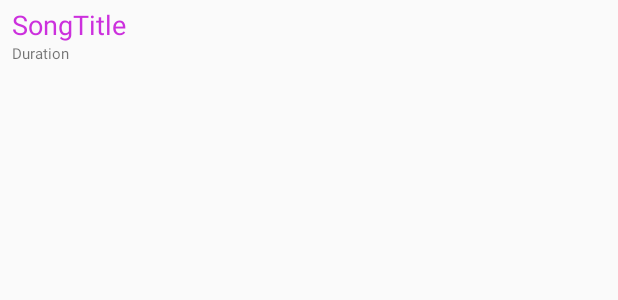
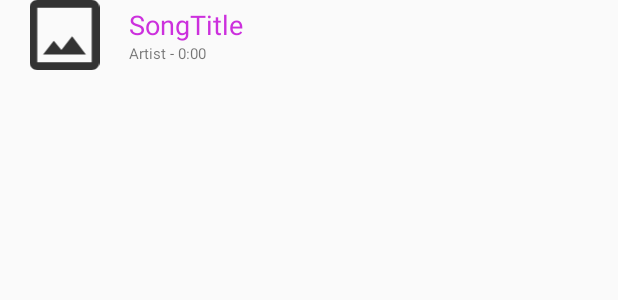
Before and after one commit to PowiBunnary/Project-MusicPlayer-Android, an Android app: the layout song_list_layout.xml on its own in the app's theme, with its tools: preview values and no code run, on a phone screen of 412 x 824 dp. Shown: the top 300 px of the screen. Run offline under Robolectric (Android 15) with nearby library versions, the phone set to English and light mode, and no system bars.

Commit message:
Update GUI

```diff
--- a/app/src/main/java/com/example/powimusicplayer/MainActivity.java
+++ b/app/src/main/java/com/example/powimusicplayer/MainActivity.java
@@ -68,7 +68,7 @@ public class MainActivity extends AppCompatActivity implements View.OnClickListe
         }
     };
 
-    private void createNotification(String songName, String songAuthor, int toggleIconId) {
+    private void createNotification(String songName, String songArtist, int toggleIconId) {
         Intent backIntent = new Intent(this, MediaService.class);
         backIntent.setAction("BACK");
         PendingIntent pIntent = PendingIntent.getService(
@@ -95,7 +95,7 @@ public class MainActivity extends AppCompatActivity implements View.OnClickListe
 
         RemoteViews view = new RemoteViews(getPackageName(), R.layout.custom_notification);
         view.setTextViewText(R.id.notification_song_title, songName);
-        view.setTextViewText(R.id.notification_song_author, songAuthor);
+        view.setTextViewText(R.id.notification_song_author, songArtist);
         view.setImageViewResource(R.id.notification_toggle, toggleIconId);
         view.setOnClickPendingIntent(R.id.notification_back, pIntent);
         view.setOnClickPendingIntent(R.id.notification_toggle, tIntent);
@@ -272,7 +272,7 @@ public class MainActivity extends AppCompatActivity implements View.OnClickListe
     public void updateNotification() {
         createNotification(
                 mediaService.getCurrentSong().getName(),
-                mediaService.getCurrentSong().getName(),
+                mediaService.getCurrentSong().getArtist(),
                 mediaService.getMediaPlayer().isPlaying() ?
                         R.drawable.ic_pause_button :
                         R.drawable.ic_play_button);
--- /dev/null
+++ b/app/src/main/res/drawable-anydpi/ic_no_image.xml
@@ -0,0 +1,13 @@
+<vector xmlns:android="http://schemas.android.com/apk/res/android"
+    android:width="24dp"
+    android:height="24dp"
+    android:viewportWidth="18"
+    android:viewportHeight="18"
+    android:tint="#333333">
+  <group android:translateX="-3"
+      android:translateY="-3">
+      <path
+          android:fillColor="#FF000000"
+          android:pathData="M19,3L5,3c-1.1,0 -2,0.9 -2,2v14c0,1.1 0.9,2 2,2h14c1.1,0 2,-0.9 2,-2L21,5c0,-1.1 -0.9,-2 -2,-2zM19,19L5,19L5,5h14v14zM13.96,12.29l-2.75,3.54 -1.96,-2.36L6.5,17h11l-3.54,-4.71z"/>
+  </group>
+</vector>
--- a/app/src/main/res/layout/activity_main.xml
+++ b/app/src/main/res/layout/activity_main.xml
@@ -32,7 +32,7 @@
             android:layout_width="50dp"
             android:layout_height="50dp"
             android:layout_marginRight="40dp"
-                android:background="@{songModel.isPlaying ? @drawable/ic_pause_button : @drawable/ic_play_button }" />
+            android:background="@{songModel.isPlaying ? @drawable/ic_pause_button : @drawable/ic_play_button }" />
 
         <ImageButton
             android:id="@+id/StopButton"
@@ -99,6 +99,7 @@
             android:scrollbars="vertical"
             android:id="@+id/songListView"
             android:layout_alignBottom="@id/CurrentTitle"
+            android:layout_marginTop="15dp"
             android:layout_marginBottom="32dp"
             />
 
--- a/app/src/main/res/layout/song_list_layout.xml
+++ b/app/src/main/res/layout/song_list_layout.xml
@@ -1,13 +1,27 @@
 <?xml version="1.0" encoding="utf-8"?>
 <LinearLayout
-    xmlns:android="http://schemas.android.com/apk/res/android" android:layout_width="match_parent"
+    xmlns:android="http://schemas.android.com/apk/res/android"
     android:id="@+id/songListView"
+    android:layout_width="match_parent"
+    android:layout_height="wrap_content"
+    android:orientation="horizontal"
+    android:paddingLeft="8dp"
+    android:layout_marginBottom="15dp">
+
+    <ImageView
+        android:id="@+id/albumArt"
+        android:layout_width="70dp"
+        android:layout_height="match_parent"
+        android:src="@drawable/ic_no_image" />
+
+    <LinearLayout
+        xmlns:android="http://schemas.android.com/apk/res/android"
+        android:layout_width="match_parent"
         android:layout_height="wrap_content"
         android:orientation="vertical"
         android:layout_marginTop="4dp"
         android:layout_marginBottom="4dp"
         android:paddingLeft="8dp">
-
         <TextView
             android:layout_width="match_parent"
             android:layout_height="wrap_content"
@@ -19,8 +33,8 @@
         <TextView
             android:layout_width="match_parent"
             android:layout_height="wrap_content"
-        android:text="Duration"
+            android:text="Artist - 0:00"
             android:textSize="10dp"
-        android:id="@+id/duration"/>
-
+            android:id="@+id/artistAndDuration"/>
     </LinearLayout>
+</LinearLayout>
```
Also changed, not shown: app/src/main/java/DTOs/Song.java (+38 -2 lines), app/src/main/java/services/MediaService.java (+4 -5 lines), app/src/main/java/services/SongListViewAdapter.java (+10 -6 lines), app/src/main/res/drawable-hdpi/ic_no_image.png (added), app/src/main/res/drawable-mdpi/ic_no_image.png (added), app/src/main/res/drawable-xhdpi/ic_no_image.png (added), app/src/main/res/drawable-xxhdpi/ic_no_image.png (added). Lines whose indentation alone changed are shown as unchanged.
